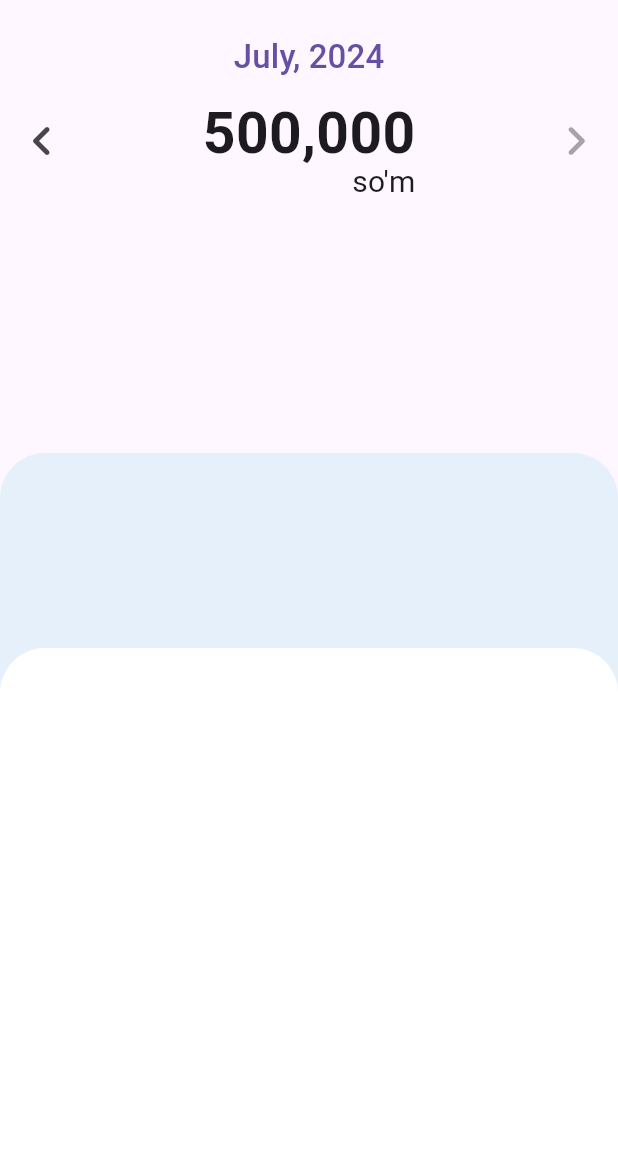
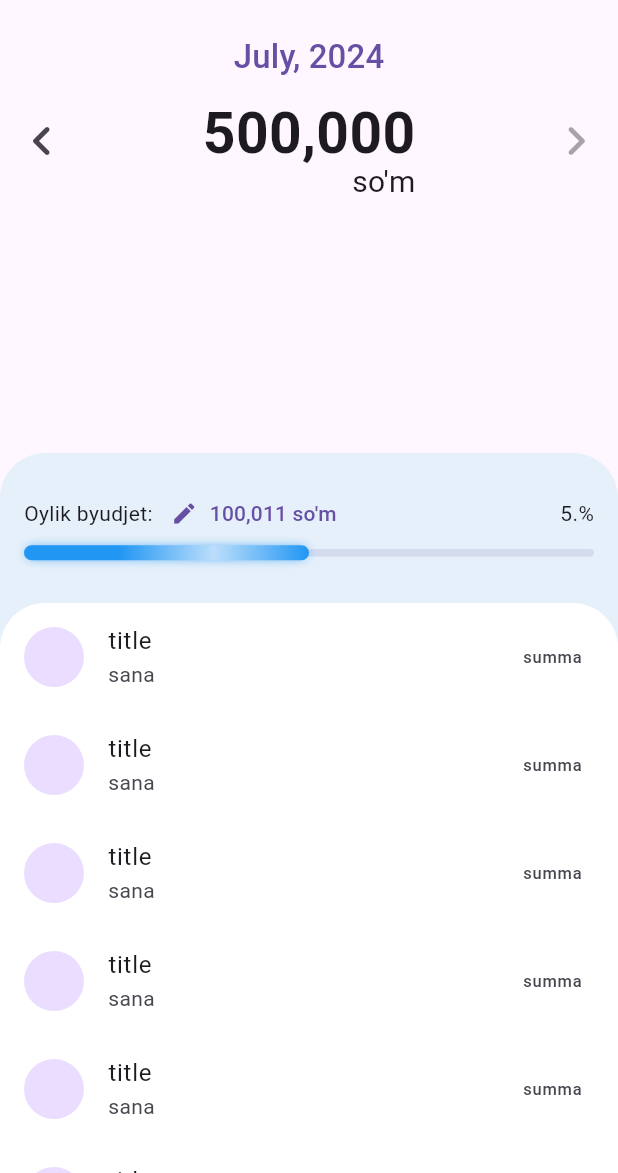
Before and after one commit to alishermamirov/my_wallet, a Flutter app: the screen it shows after launch, on a phone screen of 412 x 824 dp, the part 63-1236 px from its top. Run offline on Flutter 3.47's test engine with Material 3 defaults, Android fonts, the phone set to English and light mode, and no system bars; our stand-ins replace month_picker_dialog.

Commit message:
added news

```diff
--- a/lib/screens/home_screen.dart
+++ b/lib/screens/home_screen.dart
@@ -1,5 +1,6 @@
 import 'package:flutter/material.dart';
 import 'package:month_picker_dialog/month_picker_dialog.dart';
+import 'package:shaxsiyhamyon/widgets/body.dart';
 import 'package:shaxsiyhamyon/widgets/header.dart';
 
 class HomeScreen extends StatefulWidget {
@@ -63,44 +64,7 @@ class _HomeScreenState extends State<HomeScreen> {
                   showMonthPick: showMonthPick,
                   nextMonth: nextMonth,
                   previousMonth: previousMonth),
-              Expanded(
-                child: Stack(
-                  children: [
-                    Positioned(
-                      bottom: 0,
-                      right: 0,
-                      left: 0,
-                      child: Container(
-                        width: MediaQuery.of(context).size.width,
-                        height: 480,
-                        decoration: BoxDecoration(
-                          color: Color.fromRGBO(230, 240, 250, 1),
-                          borderRadius: BorderRadius.only(
-                            topRight: Radius.circular(30),
-                            topLeft: Radius.circular(30),
-                          ),
-                        ),
-                      ),
-                    ),
-                    Positioned(
-                      bottom: 0,
-                      right: 0,
-                      left: 0,
-                      child: Container(
-                        width: MediaQuery.of(context).size.width,
-                        height: 350,
-                        decoration: BoxDecoration(
-                          color: Colors.white,
-                          borderRadius: BorderRadius.only(
-                            topRight: Radius.circular(30),
-                            topLeft: Radius.circular(30),
-                          ),
-                        ),
-                      ),
-                    ),
-                  ],
-                ),
-              )
+              Body(),
             ],
           )),
     );
--- /dev/null
+++ b/lib/widgets/body.dart
@@ -0,0 +1,19 @@
+import 'package:flutter/material.dart';
+import 'package:shaxsiyhamyon/widgets/budget.dart';
+import 'package:shaxsiyhamyon/widgets/expense_list.dart';
+
+class Body extends StatelessWidget {
+  const Body({super.key});
+
+  @override
+  Widget build(BuildContext context) {
+    return Expanded(
+      child: Stack(
+        children: [
+         Budget(),ExpenseList(),
+
+        ],
+      ),
+    );
+  }
+}
--- /dev/null
+++ b/lib/widgets/budget.dart
@@ -0,0 +1,50 @@
+import 'package:flutter/material.dart';
+import 'package:shaxsiyhamyon/widgets/progress_bar.dart';
+
+class Budget extends StatelessWidget {
+  const Budget({super.key});
+
+  @override
+  Widget build(BuildContext context) {
+    return Positioned(
+      bottom: 0,
+      right: 0,
+      left: 0,
+      child: Container(
+        width: MediaQuery.of(context).size.width,
+        height: 480,
+        decoration: BoxDecoration(
+          color: Color.fromRGBO(230, 240, 250, 1),
+          borderRadius: BorderRadius.only(
+            topRight: Radius.circular(30),
+            topLeft: Radius.circular(30),
+          ),
+        ),
+        child: Padding(
+          padding: const EdgeInsets.all(16.0),
+          child: Column(
+            children: [
+              Row(
+                mainAxisAlignment: MainAxisAlignment.spaceBetween,
+                children: [
+                  Row(
+                    children: [
+                      Text("Oylik byudjet:"),
+                      TextButton.icon(
+                        onPressed: () {},
+                        label: Text("100,011 so'm"),
+                        icon: Icon(Icons.edit),
+                      ),
+                    ],
+                  ),
+                  Text("5.%"),
+                ],
+              ),
+              ProgressBar()
+            ],
+          ),
+        ),
+      ),
+    );
+  }
+}
--- /dev/null
+++ b/lib/widgets/expense_list.dart
@@ -0,0 +1,36 @@
+import 'package:flutter/material.dart';
+
+class ExpenseList extends StatelessWidget {
+  const ExpenseList({super.key});
+
+  @override
+  Widget build(BuildContext context) {
+    return Positioned(
+      bottom: 0,
+      right: 0,
+      left: 0,
+      child: Container(
+        width: MediaQuery.of(context).size.width,
+        height: 380,
+        clipBehavior: Clip.hardEdge,
+        decoration: BoxDecoration(
+          color: Colors.white,
+          borderRadius: BorderRadius.only(
+            topRight: Radius.circular(30),
+            topLeft: Radius.circular(30),
+          ),
+        ),
+        child: ListView.builder(
+          itemBuilder: (context, index) {
+            return ListTile(
+              leading: CircleAvatar(),
+              title: Text("title"),
+              subtitle: Text("sana"),
+              trailing: Text("summa"),
+            );
+          },
+        ),
+      ),
+    );
+  }
+}
--- /dev/null
+++ b/lib/widgets/progress_bar.dart
@@ -0,0 +1,42 @@
+import 'package:flutter/material.dart';
+
+
+class ProgressBar extends StatelessWidget {
+  const ProgressBar({
+    super.key,
+  });
+
+  @override
+  Widget build(BuildContext context) {
+    return Container(
+      height: 5,
+      width: double.infinity,
+      decoration: BoxDecoration(
+        borderRadius: BorderRadius.circular(5),
+        color: Color.fromRGBO(212, 219, 239, 1),
+      ),
+      child: AnimatedFractionallySizedBox(
+        duration: Duration(milliseconds: 500),
+        heightFactor: 2,
+        widthFactor: 0.5,
+        alignment: Alignment.centerLeft,
+        child: Container(
+          decoration: BoxDecoration(
+              borderRadius: BorderRadius.circular(10),
+              gradient: LinearGradient(colors: [
+                Colors.blue,
+                Colors.blue,
+                Colors.blue.shade100,
+                Colors.blue,
+              ]),
+              boxShadow: [
+                BoxShadow(
+                    color: Colors.blue,
+                    blurRadius: 6,
+                    spreadRadius: -2)
+              ]),
+        ),
+      ),
+    );
+  }
+}
```
